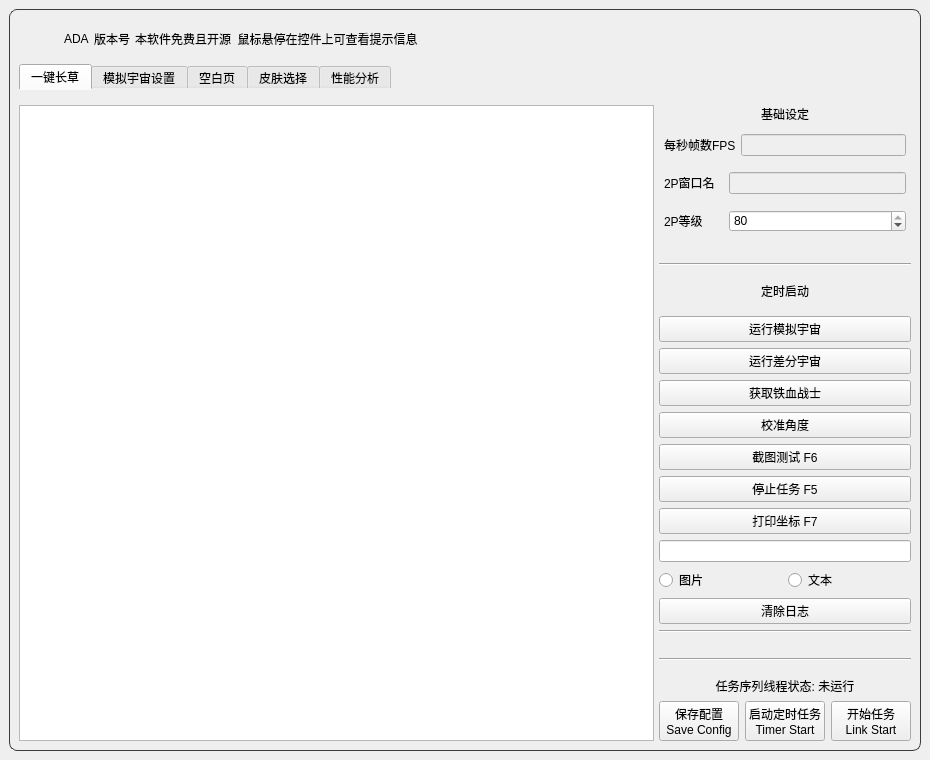
Old version of the form ui/ADA.ui in the repository Illusory-moon/Simulated_Scepter.
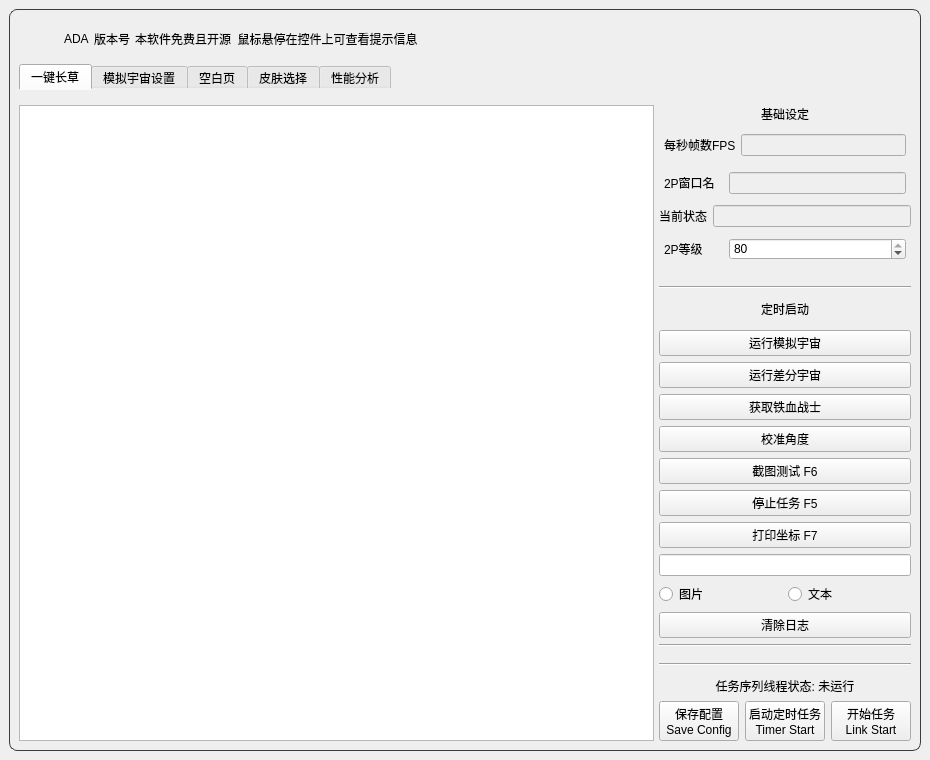
New version of the form. Icons and pictures are not drawn.

Diff of the .ui file:
```diff
--- a/ui/ADA.ui
+++ b/ui/ADA.ui
@@ -437,7 +437,7 @@
               </layout>
              </item>
              <item>
-              <layout class="QVBoxLayout" name="Lay_Tab1_Right" stretch="0,0,0,0,0,0,0,0,0,0,0,0,0,0,0,0,0,0,0,0,0,0,0,0,0,0,0,0">
+              <layout class="QVBoxLayout" name="Lay_Tab1_Right" stretch="0,0,0,0,0,0,0,0,0,0,0,0,0,0,0,0,0,0,0,0,0,0,0,0,0,0,0,0,0">
                <property name="spacing">
                 <number>6</number>
                </property>
@@ -663,6 +663,24 @@
                  </item>
                 </layout>
                </item>
+               <item>
+                <layout class="QHBoxLayout" name="horizontalLayout_23">
+                 <item>
+                  <widget class="QLabel" name="state_label">
+                   <property name="text">
+                    <string>当前状态</string>
+                   </property>
+                  </widget>
+                 </item>
+                 <item>
+                  <widget class="QLineEdit" name="state_text">
+                   <property name="enabled">
+                    <bool>false</bool>
+                   </property>
+                  </widget>
+                 </item>
+                </layout>
+               </item>
                <item>
                 <layout class="QHBoxLayout" name="Lay_BaseConfig3" stretch="1">
                  <property name="leftMargin">
```
